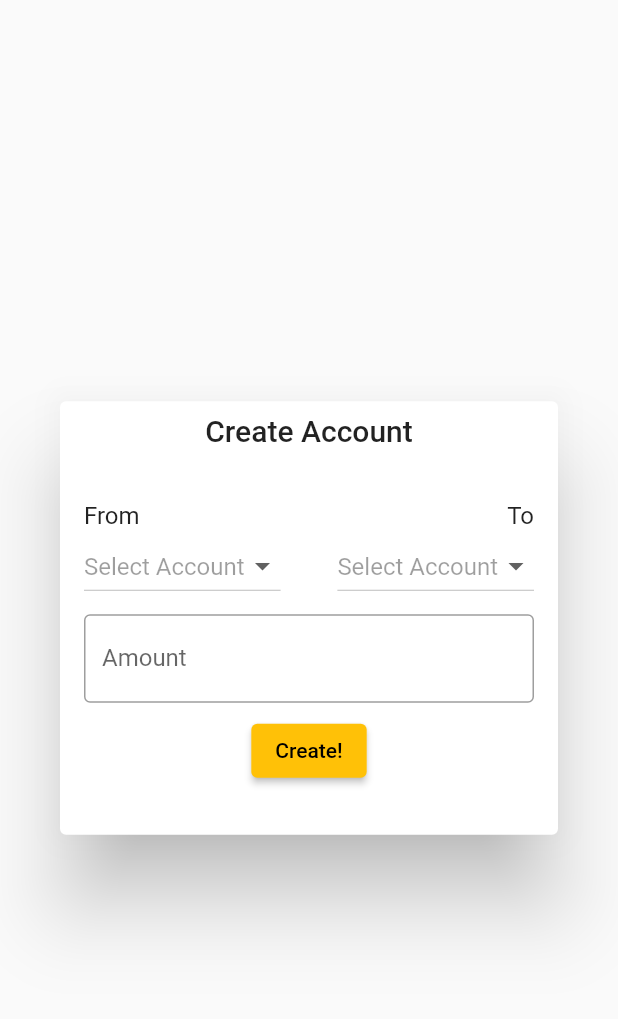
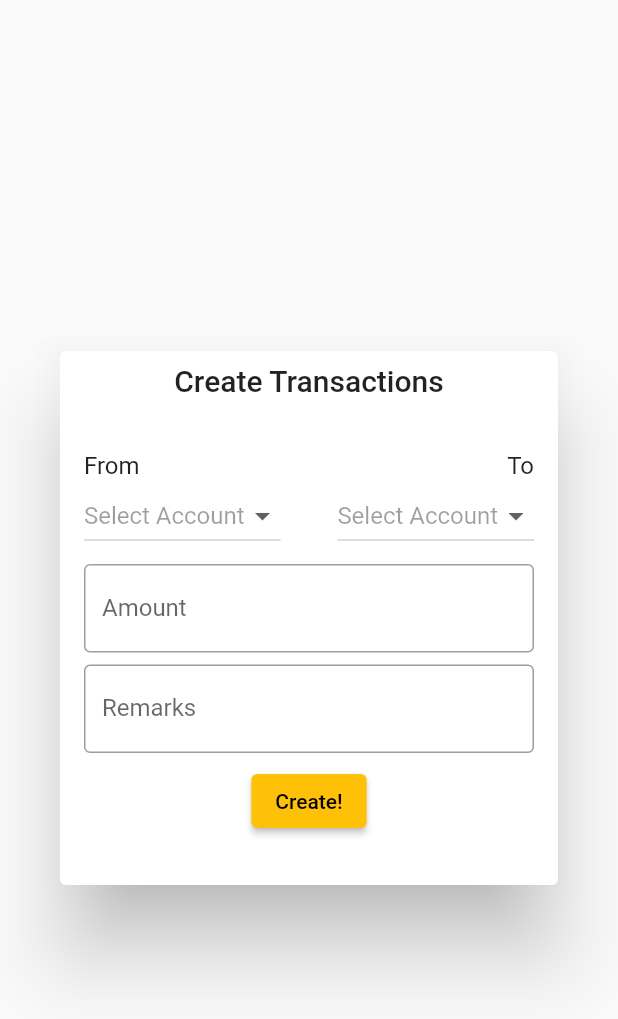
Before and after one commit to samarth-ramesh/accounts-app-old, a Flutter app: the AddTransactionModal widget shown alone on an empty page, opened directly, after a tap on "Create!", on a phone screen of 412 x 824 dp. Shown: the top 1019 px of the screen. Run offline on Flutter 3.47's test engine with Material 2 defaults, Android fonts, the light colour scheme and no system bars; network calls fail.

Commit message:
FEATURE: make submit button work

```diff
--- a/lib/transactions/add_transaction_modal.dart
+++ b/lib/transactions/add_transaction_modal.dart
@@ -1,3 +1,4 @@
+import 'package:accounts2/actions/create_transaction.dart';
 import 'package:accounts2/actions/get_accounts.dart';
 import 'package:accounts2/transactions/dropdown_button.dart';
 import 'package:flutter/material.dart';
@@ -13,6 +14,7 @@ class _AddTransactionModalState extends State<AddTransactionModal> {
   int s1 = -1;
   int s2 = -1;
   String amt = "";
+  String remarks = "";
   Map<int, String> accounts = {};
 
   void sets1(int s) {
@@ -40,11 +42,18 @@ class _AddTransactionModalState extends State<AddTransactionModal> {
     });
   }
 
+  void createTrans() async {
+    var newTrans = await createTransaction(remarks, s1, s2, double.parse(amt));
+    if (mounted){
+      Navigator.of(context).pop(newTrans);
+    }
+  }
+
   @override
   Widget build(BuildContext context) {
     return SimpleDialog(
       title: const Text(
-        "Create Account",
+        "Create Transactions",
         textAlign: TextAlign.center,
       ),
       titlePadding: const EdgeInsets.all(8),
@@ -77,7 +86,7 @@ class _AddTransactionModalState extends State<AddTransactionModal> {
                   ],
                 ),
                 Padding(
-                  padding: EdgeInsets.only(top: 8),
+                  padding: const EdgeInsets.only(top: 8),
                   child: TextField(
                     keyboardType: TextInputType.number,
                     decoration: const InputDecoration(
@@ -91,8 +100,21 @@ class _AddTransactionModalState extends State<AddTransactionModal> {
                 ),
                 Padding(
                   padding: const EdgeInsets.only(top: 8),
+                  child: TextField(
+                    onChanged: (String s) {
+                      setState(() {
+                        remarks = s;
+                      });
+                    },
+                    decoration: const InputDecoration(
+                        border: OutlineInputBorder(), label: Text("Remarks")),
+                    keyboardType: TextInputType.text,
+                  ),
+                ),
+                Padding(
+                  padding: const EdgeInsets.only(top: 8),
                   child: ElevatedButton(
-                      onPressed: () {}, child: const Text("Create!")),
+                      onPressed: () {createTrans();}, child: const Text("Create!")),
                 )
               ],
             ))
```
Also changed, not shown: lib/actions/create_transaction.dart (added, +31 -0 lines).
